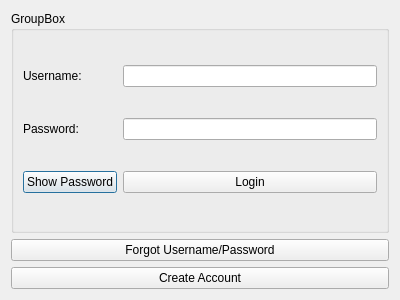
First picture: the form in System_log/login.ui, repository Vaibhav0x/TransVox, before the edit.
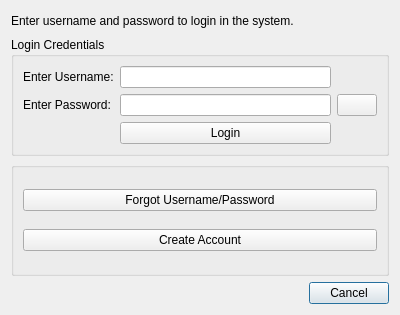
Second picture: the form after the edit. Icons and pictures are not drawn.

Commit message: Updation in login system

```diff
--- a/System_log/login.ui
+++ b/System_log/login.ui
@@ -7,46 +7,93 @@
     <x>0</x>
     <y>0</y>
     <width>400</width>
-    <height>300</height>
+    <height>315</height>
    </rect>
   </property>
+  <property name="sizePolicy">
+   <sizepolicy hsizetype="Fixed" vsizetype="Fixed">
+    <horstretch>0</horstretch>
+    <verstretch>0</verstretch>
+   </sizepolicy>
+  </property>
+  <property name="minimumSize">
+   <size>
+    <width>400</width>
+    <height>315</height>
+   </size>
+  </property>
+  <property name="maximumSize">
+   <size>
+    <width>400</width>
+    <height>315</height>
+   </size>
+  </property>
   <property name="windowTitle">
    <string>Dialog</string>
   </property>
-  <layout class="QVBoxLayout" name="verticalLayout">
-   <item>
+  <layout class="QGridLayout" name="gridLayout_2">
+   <item row="3" column="1">
+    <widget class="QPushButton" name="cancel_btn">
+     <property name="text">
+      <string>Cancel</string>
+     </property>
+    </widget>
+   </item>
+   <item row="3" column="0">
+    <spacer name="horizontalSpacer">
+     <property name="orientation">
+      <enum>Qt::Horizontal</enum>
+     </property>
+     <property name="sizeHint" stdset="0">
+      <size>
+       <width>275</width>
+       <height>20</height>
+      </size>
+     </property>
+    </spacer>
+   </item>
+   <item row="2" column="0" colspan="2">
+    <widget class="QGroupBox" name="groupBox_2">
+     <property name="title">
+      <string/>
+     </property>
+     <layout class="QVBoxLayout" name="verticalLayout">
+      <item>
+       <widget class="QPushButton" name="forgot_btn">
+        <property name="text">
+         <string>Forgot Username/Password</string>
+        </property>
+       </widget>
+      </item>
+      <item>
+       <widget class="QPushButton" name="new_acc_btn">
+        <property name="text">
+         <string>Create Account</string>
+        </property>
+       </widget>
+      </item>
+     </layout>
+    </widget>
+   </item>
+   <item row="1" column="0" colspan="2">
     <widget class="QGroupBox" name="groupBox">
      <property name="title">
-      <string>GroupBox</string>
+      <string>Login Credentials</string>
      </property>
      <layout class="QGridLayout" name="gridLayout">
-      <item row="0" column="0">
-       <widget class="QLabel" name="label">
-        <property name="text">
-         <string>Username:</string>
-        </property>
-       </widget>
-      </item>
       <item row="0" column="1">
        <widget class="QLineEdit" name="username_input"/>
       </item>
       <item row="1" column="0">
        <widget class="QLabel" name="label_2">
         <property name="text">
-         <string>Password:</string>
+         <string>Enter Password:</string>
         </property>
        </widget>
       </item>
       <item row="1" column="1">
        <widget class="QLineEdit" name="password_input"/>
       </item>
-      <item row="2" column="0">
-       <widget class="QPushButton" name="show_btn">
-        <property name="text">
-         <string>Show Password</string>
-        </property>
-       </widget>
-      </item>
       <item row="2" column="1">
        <widget class="QPushButton" name="login_btn">
         <property name="text">
@@ -54,20 +101,37 @@
         </property>
        </widget>
       </item>
+      <item row="0" column="0">
+       <widget class="QLabel" name="label">
+        <property name="text">
+         <string>Enter Username:</string>
+        </property>
+       </widget>
+      </item>
+      <item row="1" column="2">
+       <widget class="QPushButton" name="show_btn">
+        <property name="text">
+         <string/>
+        </property>
+        <property name="icon">
+         <iconset resource="login_assets.qrc">
+          <normaloff>:/Assets/login_assets/hidden.png</normaloff>:/Assets/login_assets/hidden.png</iconset>
+        </property>
+       </widget>
+      </item>
      </layout>
     </widget>
    </item>
-   <item>
-    <widget class="QPushButton" name="forgot_btn">
-     <property name="text">
-      <string>Forgot Username/Password</string>
+   <item row="0" column="0" colspan="2">
+    <widget class="QLabel" name="label_3">
+     <property name="maximumSize">
+      <size>
+       <width>16777215</width>
+       <height>20</height>
+      </size>
      </property>
-    </widget>
-   </item>
-   <item>
-    <widget class="QPushButton" name="new_acc_btn">
      <property name="text">
-      <string>Create Account</string>
+      <string>Enter username and password to login in the system.</string>
      </property>
     </widget>
    </item>
```
Left out of the diff: 4 changed lines with no effect on the pictures. The commit also changes 10 other files.
